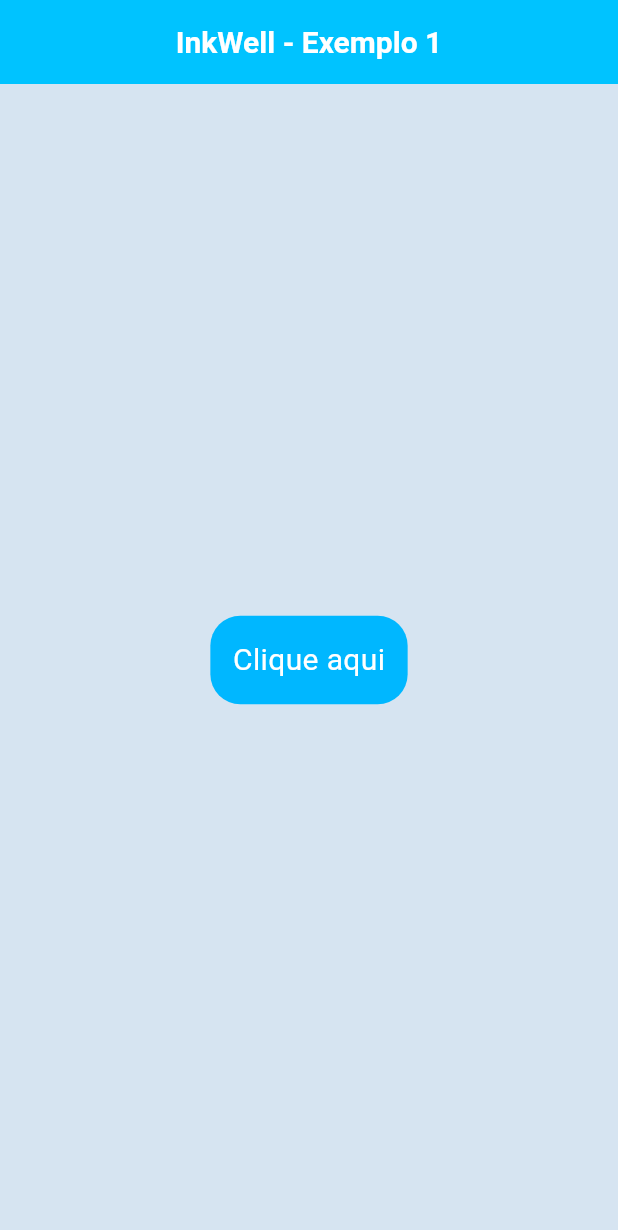
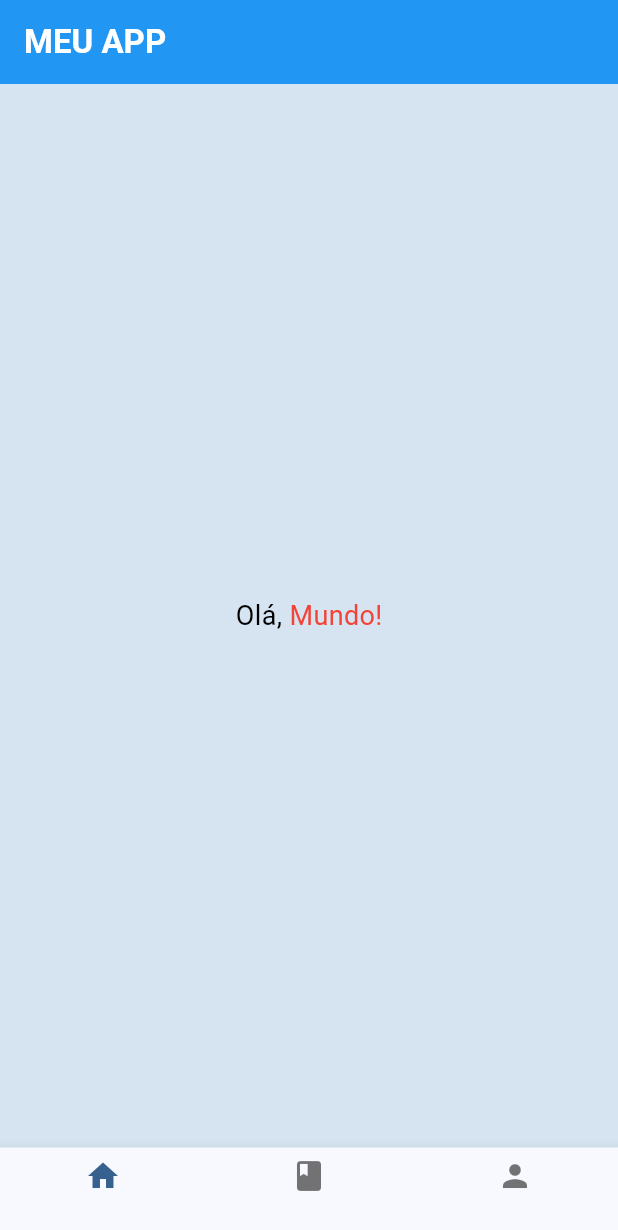
Before and after one commit to pedrohpguimaraes/codigosaula, a Flutter app: the screen it shows after launch, on a phone screen of 412 x 824 dp. Shown: the top 1230 px of the screen. Run offline on Flutter 3.47's test engine with Material 3 defaults, Android fonts, the phone set to English and light mode, and no system bars; our stand-ins replace google_fonts; Roboto replaces fonts that are missing (Montserrat); project files that could hold a hidden picture were left out.

Commit message:
horadepraticar2

```diff
--- a/lib/app.dart
+++ b/lib/app.dart
@@ -1,8 +1,7 @@
 import 'package:flutter/material.dart';
 // import 'package:myapp/presentation/pages/botoes/elevatedbutton/home_page2.dart';
-import 'package:myapp/presentation/pages/botoes/inkwell/home_page1.dart';
-// import 'package:myapp/presentation/pages/botoes/inkwell/home_page2.dart';
-
+// import 'package:myapp/presentation/pages/botoes/inkwell/home_page1.dart';
+import 'package:myapp/presentation/pages/text/horaDePraticar2/home_page5.dart';
 class MyApp extends StatelessWidget {
   const MyApp({super.key});
 
--- a/lib/presentation/pages/botoes/inkwell/home_page1.dart
+++ b/lib/presentation/pages/botoes/inkwell/home_page1.dart
@@ -38,5 +38,4 @@ class HomePage extends StatelessWidget {
         ),
       ),
     );
-  }
-}
+  }  }
--- a/lib/presentation/pages/botoes/inkwell/home_page2.dart
+++ b/lib/presentation/pages/botoes/inkwell/home_page2.dart
@@ -10,7 +10,7 @@ class HomePage extends StatelessWidget {
   @override
   Widget build(BuildContext context) {
     return MaterialApp(
-      title: 'InkWell - Exemplo 1',
+      title: 'InkWell - Exemplo 2',
       debugShowCheckedModeBanner: false,
       theme: ThemeData(primarySwatch: Colors.deepPurple),
       home: const InkWellExampleHome(),
@@ -31,12 +31,10 @@ class _InkWellExampleHomeState extends State<InkWellExampleHome> {
   @override
   Widget build(BuildContext context) {
     return Scaffold(
-      backgroundColor:AppColors.backgroundColorScaffold,
-      appBar:  AppBar(
-       backgroundColor: Colors.deepPurple,
-        title: Text("InkWell - Exemplo 2",
-        style: TextStyles.appBarTitle,
-        ),
+      backgroundColor: AppColors.backgroundColorScaffold,
+      appBar: AppBar(
+        backgroundColor: Colors.deepPurple,
+        title: Text("InkWell - Exemplo 2", style: TextStyles.appBarTitle),
         centerTitle: true,
       ),
       body: Center(
--- /dev/null
+++ b/lib/presentation/pages/text/horaDePraticar2/home_page5.dart
@@ -0,0 +1,70 @@
+import 'package:flutter/material.dart';
+
+class HomePage extends StatefulWidget {
+  const HomePage({super.key});
+
+  @override
+  State<HomePage> createState() => _HomePageState();
+}
+
+class _HomePageState extends State<HomePage> {
+  int _currentIndex = 0;
+
+  final List<Widget> _pages = const [
+  Center(
+  child: Text.rich(
+    TextSpan(
+      style: TextStyle(fontSize: 18, color: Colors.black),
+      children: [
+        TextSpan(text: 'Olá, '),
+        TextSpan(
+          text: 'Mundo!',
+          style: TextStyle(color: Colors.red),
+        ),
+      ],
+    ),
+  ),
+),
+    Center(child: Text('Você está na Tela 2')),
+    Center(child: Text('Você está na Tela 3')),
+  ];
+
+  @override
+  Widget build(BuildContext context) {
+    return Scaffold(
+      appBar: AppBar(
+        title: const Text('MEU APP',
+        style: TextStyle(
+            color: Colors.white, // <- força o texto branco
+            fontWeight: FontWeight.bold,
+          ),
+        ),
+        backgroundColor: Colors.blue,
+      ),
+backgroundColor: Color.fromARGB(255, 214, 228, 241),
+      body: _pages[_currentIndex],
+      bottomNavigationBar: BottomNavigationBar(
+        currentIndex: _currentIndex,
+        onTap: (index) {
+          setState(() {
+            _currentIndex = index;
+          });
+        },
+        items: const [
+          BottomNavigationBarItem(
+            icon: Icon(Icons.home),
+            label: '',
+          ),
+          BottomNavigationBarItem(
+            icon: Icon(Icons.book),
+            label: '',
+          ),
+          BottomNavigationBarItem(
+            icon: Icon(Icons.person),
+            label: '',
+          ),
+        ],
+      ),
+    );
+  }
+}
```
Also changed, not shown: lib/presentation/pages/text/horaDePraticar2/home_page1.dart (added, +36 -0 lines), lib/presentation/pages/text/horaDePraticar2/home_page2.dart (added, +65 -0 lines), lib/presentation/pages/text/horaDePraticar2/home_page3.dart (added, +38 -0 lines), lib/presentation/pages/text/horaDePraticar2/home_page4.dart (added, +43 -0 lines).
